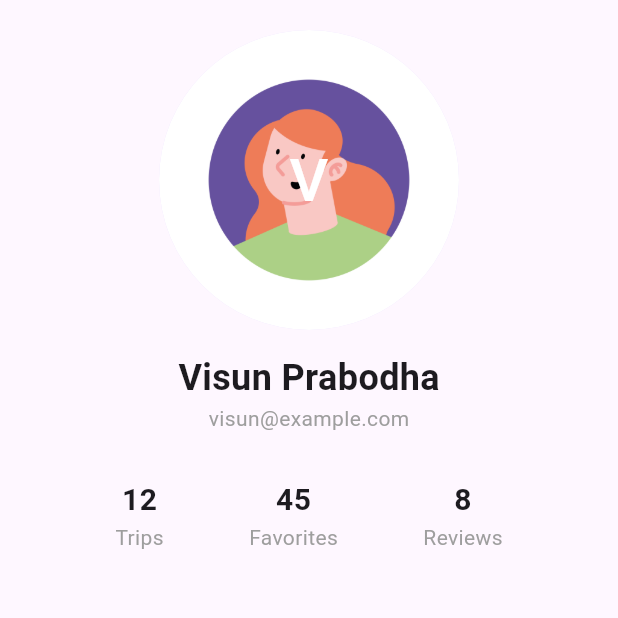
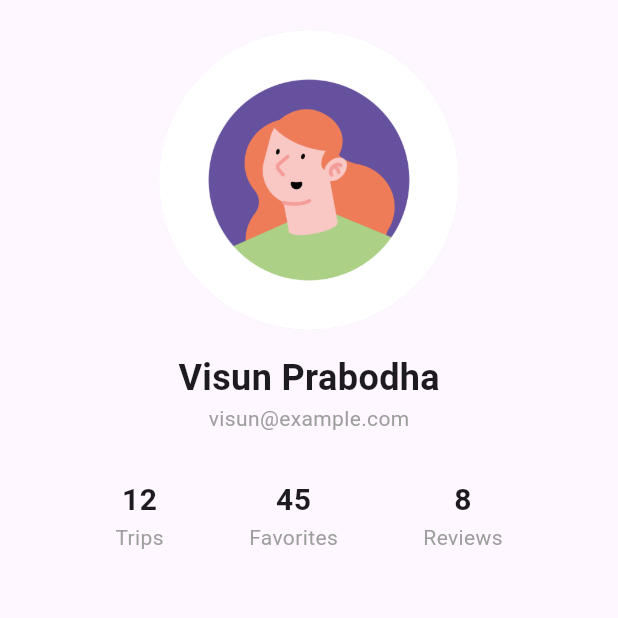
Before and after one commit to Visun517/travel_application_task, a Flutter app: the screen it shows after launch, item 3 of the bottom bar chosen, on a phone screen of 412 x 824 dp, the top half of it. Run offline on Flutter 3.47's test engine with Material 3 defaults, Android fonts, the phone set to English and light mode, and no system bars.

Commit message:
bug fix - profile picture

```diff
--- a/lib/widgets/profile_header.dart
+++ b/lib/widgets/profile_header.dart
@@ -19,10 +19,12 @@
         CircleAvatar(
           radius: 100,
           backgroundImage: AssetImage(imagePath),
-          child: Text(
-            email.isNotEmpty ? email[0].toUpperCase() : "U",
-            style: const TextStyle(fontSize: 40, color: Colors.white),
-          ),
+          child: imagePath.isEmpty
+              ? Text(
+                  email.isNotEmpty ? email[0].toUpperCase() : "U",
+                  style: const TextStyle(fontSize: 40, color: Colors.white),
+                )
+              : null,
         ),
 
         const SizedBox(height: 15),
--- a/lib/widgets/profile_stat_section.dart
+++ b/lib/widgets/profile_stat_section.dart
@@ -1,4 +1,5 @@
 import 'package:flutter/material.dart';
+import 'package:travel_application/widgets/stat_item.dart';
 
 class ProfileStatSection extends StatelessWidget {
   final int trips;
@@ -17,18 +18,9 @@
     return Row(
       mainAxisAlignment: MainAxisAlignment.spaceEvenly,
       children: [
-        _buildStatItem("Trips", trips.toString()),
-        _buildStatItem("Favorites", favorites.toString()),
-        _buildStatItem("Reviews", reviews.toString()),
-      ],
-    );
-  }
-
-  Widget _buildStatItem(String label, String value) {
-    return Column(
-      children: [
-        Text(value, style: const TextStyle(fontSize: 20, fontWeight: FontWeight.bold)),
-        Text(label, style: const TextStyle(color: Colors.grey)),
+        StatItem(label:"Trips", value: trips.toString()),
+        StatItem(label:"Favorites", value: favorites.toString()),
+        StatItem(label:"Reviews", value: reviews.toString()),
       ],
     );
   }
```
